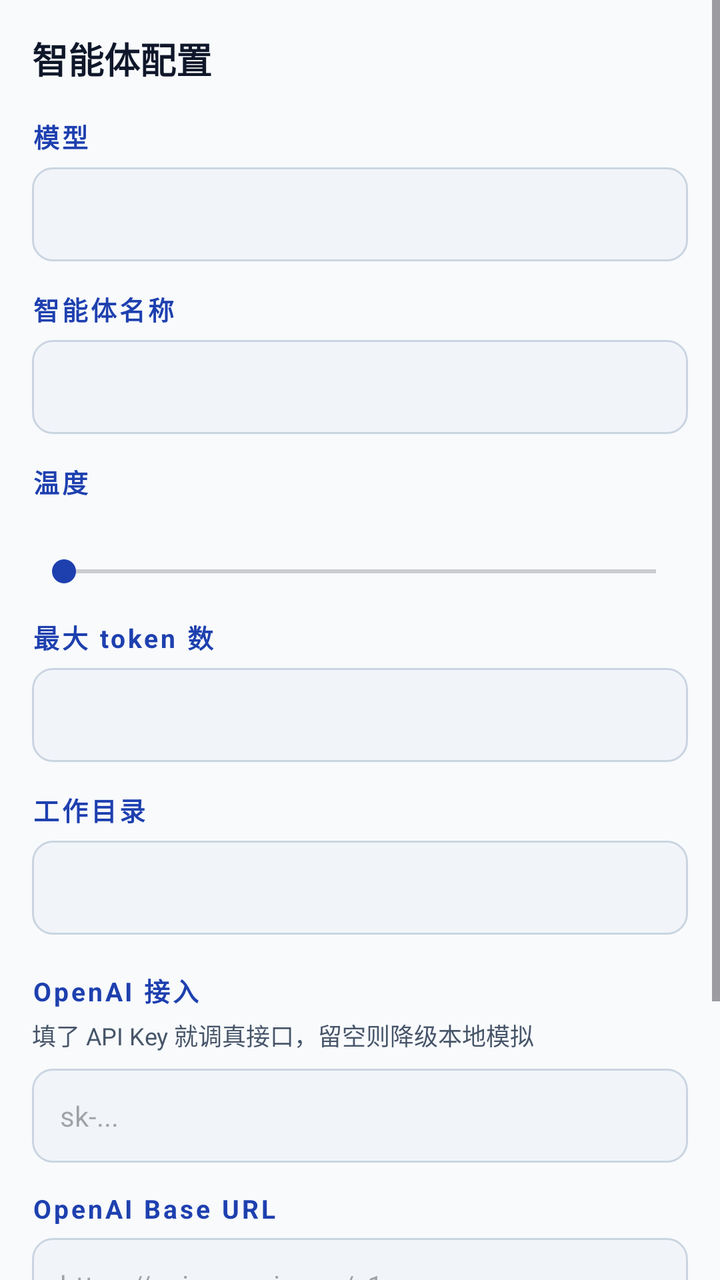
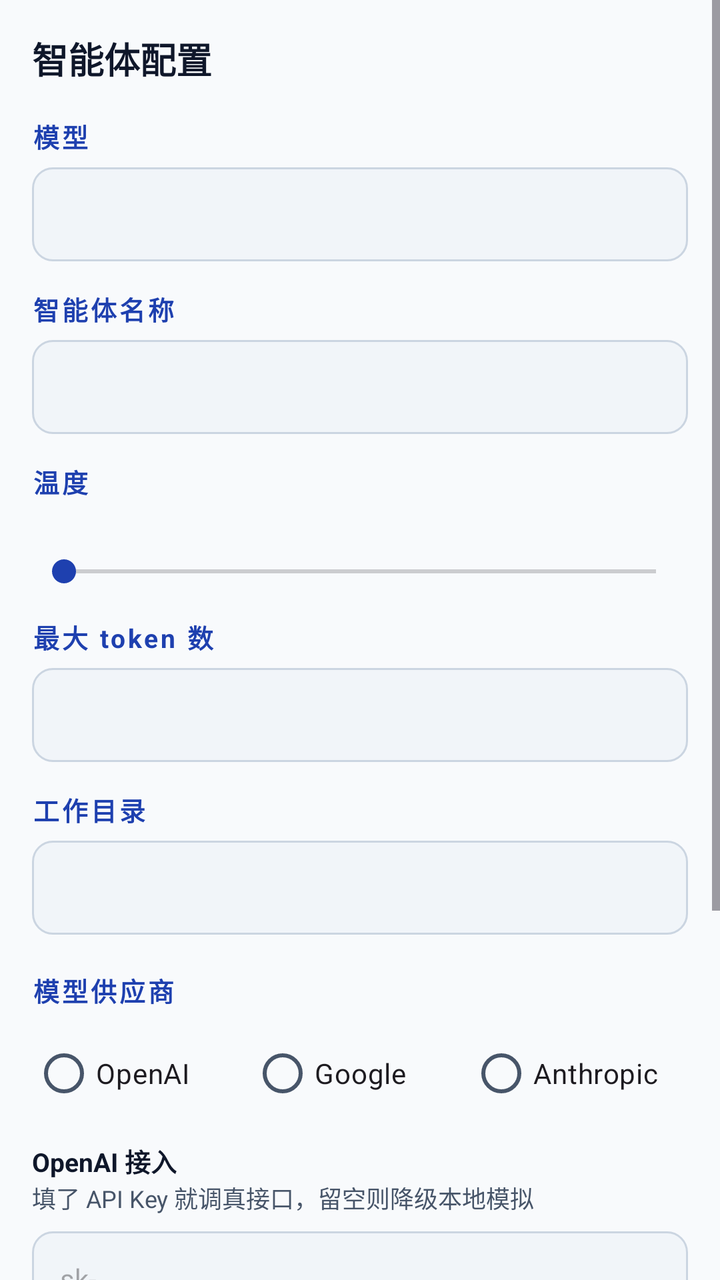

The first picture is an Android layout as it rendered before a commit; the second is the same layout after the commit. The layout source and the unified diff follow.
<!-- AndroidManifest.xml: application theme AppTheme -->
<!-- res/layout/fragment_config.xml -->
<?xml version="1.0" encoding="utf-8"?>
<ScrollView xmlns:android="http://schemas.android.com/apk/res/android"
    xmlns:app="http://schemas.android.com/apk/res-auto"
    android:layout_width="match_parent"
    android:layout_height="match_parent"
    android:background="?android:colorBackground">

    <LinearLayout
        android:layout_width="match_parent"
        android:layout_height="wrap_content"
        android:orientation="vertical"
        android:padding="16dp">

        <TextView
            android:layout_width="match_parent"
            android:layout_height="wrap_content"
            android:text="@string/agent_config"
            android:textSize="18sp"
            android:textStyle="bold"
            android:textColor="?attr/colorOnSurface" />

        <TextView
            android:layout_width="wrap_content"
            android:layout_height="wrap_content"
            android:layout_marginTop="16dp"
            android:text="@string/model"
            style="@style/SectionHeader" />

        <EditText
            android:id="@+id/config_model"
            android:layout_width="match_parent"
            android:layout_height="wrap_content"
            android:layout_marginTop="6dp"
            android:background="@drawable/bg_input"
            android:padding="14dp"
            android:textSize="14sp"
            android:inputType="text"
            android:textColor="?attr/colorOnSurface" />

        <TextView
            android:layout_width="wrap_content"
            android:layout_height="wrap_content"
            android:layout_marginTop="14dp"
            android:text="@string/agent_name"
            style="@style/SectionHeader" />

        <EditText
            android:id="@+id/config_agent"
            android:layout_width="match_parent"
            android:layout_height="wrap_content"
            android:layout_marginTop="6dp"
            android:background="@drawable/bg_input"
            android:padding="14dp"
            android:textSize="14sp"
            android:inputType="text"
            android:textColor="?attr/colorOnSurface" />

        <TextView
            android:layout_width="wrap_content"
            android:layout_height="wrap_content"
            android:layout_marginTop="14dp"
            android:text="@string/temperature"
            style="@style/SectionHeader" />

        <TextView
            android:id="@+id/config_temp_label"
            android:layout_width="wrap_content"
            android:layout_height="wrap_content"
            android:layout_marginTop="4dp"
            android:textSize="12sp"
            android:textColor="?attr/colorOnSurfaceVariant" />

        <SeekBar
            android:id="@+id/config_temp"
            android:layout_width="match_parent"
            android:layout_height="wrap_content"
            android:layout_marginTop="6dp"
            android:max="2000"
            android:progress="0" />

        <TextView
            android:layout_width="wrap_content"
            android:layout_height="wrap_content"
            android:layout_marginTop="14dp"
            android:text="@string/max_tokens"
            style="@style/SectionHeader" />

        <EditText
            android:id="@+id/config_max_tokens"
            android:layout_width="match_parent"
            android:layout_height="wrap_content"
            android:layout_marginTop="6dp"
            android:background="@drawable/bg_input"
            android:padding="14dp"
            android:textSize="14sp"
            android:inputType="number"
            android:textColor="?attr/colorOnSurface" />

        <TextView
            android:layout_width="wrap_content"
            android:layout_height="wrap_content"
            android:layout_marginTop="14dp"
            android:text="@string/workspace"
            style="@style/SectionHeader" />

        <EditText
            android:id="@+id/config_workspace"
            android:layout_width="match_parent"
            android:layout_height="wrap_content"
            android:layout_marginTop="6dp"
            android:background="@drawable/bg_input"
            android:padding="14dp"
            android:textSize="14sp"
            android:inputType="text"
            android:textColor="?attr/colorOnSurface" />

        <TextView
            android:layout_width="wrap_content"
            android:layout_height="wrap_content"
            android:layout_marginTop="18dp"
            android:text="OpenAI 接入"
            style="@style/SectionHeader" />

        <TextView
            android:layout_width="match_parent"
            android:layout_height="wrap_content"
            android:layout_marginTop="4dp"
            android:text="填了 API Key 就调真接口，留空则降级本地模拟"
            android:textSize="12sp"
            android:textColor="?attr/colorOnSurfaceVariant" />

        <EditText
            android:id="@+id/config_openai_key"
            android:layout_width="match_parent"
            android:layout_height="wrap_content"
            android:layout_marginTop="8dp"
            android:background="@drawable/bg_input"
            android:padding="14dp"
            android:textSize="14sp"
            android:inputType="textPassword"
            android:hint="sk-..."
            android:textColor="?attr/colorOnSurface" />

        <TextView
            android:layout_width="wrap_content"
            android:layout_height="wrap_content"
            android:layout_marginTop="14dp"
            android:text="OpenAI Base URL"
            style="@style/SectionHeader" />

        <EditText
            android:id="@+id/config_openai_url"
            android:layout_width="match_parent"
            android:layout_height="wrap_content"
            android:layout_marginTop="6dp"
            android:background="@drawable/bg_input"
            android:padding="14dp"
            android:textSize="14sp"
            android:inputType="textUri"
            android:hint="https://api.openai.com/v1"
            android:textColor="?attr/colorOnSurface" />

        <LinearLayout
            android:layout_width="match_parent"
            android:layout_height="wrap_content"
            android:orientation="horizontal"
            android:layout_marginTop="18dp"
            android:gravity="center_vertical">

            <TextView
                android:layout_width="0dp"
                android:layout_height="wrap_content"
                android:layout_weight="1"
                android:text="@string/auto_commit"
                android:textSize="14sp"
                android:textColor="?attr/colorOnSurface" />

            <com.google.android.material.switchmaterial.SwitchMaterial
                android:id="@+id/config_autocommit"
                android:layout_width="wrap_content"
                android:layout_height="wrap_content" />
        </LinearLayout>

        <com.google.android.material.button.MaterialButton
            android:id="@+id/config_save"
            android:layout_width="match_parent"
            android:layout_height="wrap_content"
            android:layout_marginTop="22dp"
            android:text="@string/save"
            style="@style/Widget.Material3.Button" />

    </LinearLayout>
</ScrollView>
<!-- resources referenced by this layout -->
<resources>
  <!-- drawable bg_input (drawable) -->
  <?xml version="1.0" encoding="utf-8"?>
  <shape xmlns:android="http://schemas.android.com/apk/res/android" android:shape="rectangle">
      <solid android:color="@color/surface_variant" />
      <stroke android:width="1dp" android:color="@color/outline" />
      <corners android:radius="10dp" />
  </shape>
  <string name="agent_config">智能体配置</string>
  <string name="agent_name">智能体名称</string>
  <string name="auto_commit">自动提交</string>
  <string name="max_tokens">最大 token 数</string>
  <string name="model">模型</string>
  <string name="save">保存</string>
  <string name="temperature">温度</string>
  <string name="workspace">工作目录</string>
  <style name="SectionHeader">
          <item name="android:textSize">13sp</item>
          <item name="android:textStyle">bold</item>
          <item name="android:textColor">@color/seed_blue</item>
          <item name="android:letterSpacing">0.1</item>
      </style>
  <style name="AppTheme" parent="Theme.Material3.Light.NoActionBar">
          <item name="colorPrimary">@color/seed_blue</item>
          <item name="colorPrimaryVariant">@color/seed_blue</item>
          <item name="colorOnPrimary">@color/on_primary</item>
          <item name="colorSecondary">@color/seed_blue</item>
          <item name="colorOnSecondary">@color/on_primary</item>
          <item name="android:colorBackground">@color/background</item>
          <item name="colorSurface">@color/surface</item>
          <item name="colorOnSurface">@color/on_surface</item>
          <item name="colorOnSurfaceVariant">@color/on_surface_variant</item>
          <item name="colorOutline">@color/outline</item>
          <item name="colorError">@color/error</item>
          <item name="android:statusBarColor">@color/surface</item>
          <item name="android:windowLightStatusBar">true</item>
          <item name="android:navigationBarColor">@color/surface</item>
      </style>
  <color name="surface_variant">#F1F5F9</color>
  <color name="outline">#CBD5E1</color>
  <color name="seed_blue">#1E40AF</color>
  <color name="on_primary">#FFFFFF</color>
  <color name="background">#F8FAFC</color>
  <color name="surface">#FFFFFF</color>
  <color name="on_surface">#0F172A</color>
  <color name="on_surface_variant">#475569</color>
  <color name="error">#DC2626</color>
</resources>

<!-- the commit's change to res/layout/fragment_config.xml (unified diff, before → after) -->
@@ -118,47 +118,149 @@
             android:layout_width="wrap_content"
             android:layout_height="wrap_content"
             android:layout_marginTop="18dp"
-            android:text="OpenAI 接入"
-            style="@style/SectionHeader" />
-
-        <TextView
-            android:layout_width="match_parent"
-            android:layout_height="wrap_content"
-            android:layout_marginTop="4dp"
-            android:text="填了 API Key 就调真接口，留空则降级本地模拟"
-            android:textSize="12sp"
-            android:textColor="?attr/colorOnSurfaceVariant" />
-
-        <EditText
-            android:id="@+id/config_openai_key"
-            android:layout_width="match_parent"
-            android:layout_height="wrap_content"
-            android:layout_marginTop="8dp"
-            android:background="@drawable/bg_input"
-            android:padding="14dp"
-            android:textSize="14sp"
-            android:inputType="textPassword"
-            android:hint="sk-..."
-            android:textColor="?attr/colorOnSurface" />
-
-        <TextView
-            android:layout_width="wrap_content"
-            android:layout_height="wrap_content"
-            android:layout_marginTop="14dp"
-            android:text="OpenAI Base URL"
-            style="@style/SectionHeader" />
-
-        <EditText
-            android:id="@+id/config_openai_url"
-            android:layout_width="match_parent"
-            android:layout_height="wrap_content"
-            android:layout_marginTop="6dp"
-            android:background="@drawable/bg_input"
-            android:padding="14dp"
-            android:textSize="14sp"
-            android:inputType="textUri"
-            android:hint="https://api.openai.com/v1"
-            android:textColor="?attr/colorOnSurface" />
+            android:text="模型供应商"
+            style="@style/SectionHeader" />
+
+        <LinearLayout
+            android:layout_width="match_parent"
+            android:layout_height="wrap_content"
+            android:orientation="horizontal"
+            android:layout_marginTop="8dp">
+
+            <RadioButton
+                android:id="@+id/config_provider_openai"
+                android:layout_width="0dp"
+                android:layout_height="wrap_content"
+                android:layout_weight="1"
+                android:text="OpenAI" />
+
+            <RadioButton
+                android:id="@+id/config_provider_google"
+                android:layout_width="0dp"
+                android:layout_height="wrap_content"
+                android:layout_weight="1"
+                android:text="Google" />
+
+            <RadioButton
+                android:id="@+id/config_provider_anthropic"
+                android:layout_width="0dp"
+                android:layout_height="wrap_content"
+                android:layout_weight="1"
+                android:text="Anthropic" />
+        </LinearLayout>
+
+        <LinearLayout
+            android:id="@+id/config_provider_openai_group"
+            android:layout_width="match_parent"
+            android:layout_height="wrap_content"
+            android:orientation="vertical"
+            android:layout_marginTop="10dp">
+
+            <TextView
+                android:layout_width="wrap_content"
+                android:layout_height="wrap_content"
+                android:text="OpenAI 接入"
+                android:textSize="13sp"
+                android:textStyle="bold"
+                android:textColor="?attr/colorOnSurface" />
+
+            <TextView
+                android:layout_width="match_parent"
+                android:layout_height="wrap_content"
+                android:text="填了 API Key 就调真接口，留空则降级本地模拟"
+                android:textSize="12sp"
+                android:textColor="?attr/colorOnSurfaceVariant" />
+
+            <EditText
+                android:id="@+id/config_openai_key"
+                android:layout_width="match_parent"
+                android:layout_height="wrap_content"
+                android:layout_marginTop="8dp"
+                android:background="@drawable/bg_input"
+                android:padding="14dp"
+                android:textSize="14sp"
+                android:inputType="textPassword"
+                android:hint="sk-..."
+                android:textColor="?attr/colorOnSurface" />
+
+            <TextView
+                android:layout_width="match_parent"
+                android:layout_height="wrap_content"
+                android:layout_marginTop="10dp"
+                android:text="Base URL（可指向 OpenAI 兼容接口）"
+                android:textSize="12sp"
+                android:textColor="?attr/colorOnSurfaceVariant" />
+
+            <EditText
+                android:id="@+id/config_openai_url"
+                android:layout_width="match_parent"
+                android:layout_height="wrap_content"
+                android:layout_marginTop="10dp"
+                android:background="@drawable/bg_input"
+                android:padding="14dp"
+                android:textSize="14sp"
+                android:inputType="textUri"
+                android:hint="https://api.openai.com/v1"
+                android:textColor="?attr/colorOnSurface" />
+        </LinearLayout>
+
+        <LinearLayout
+            android:id="@+id/config_provider_google_group"
+            android:layout_width="match_parent"
+            android:layout_height="wrap_content"
+            android:orientation="vertical"
+            android:visibility="gone"
+            android:layout_marginTop="10dp">
+
+            <TextView
+                android:layout_width="match_parent"
+                android:layout_height="wrap_content"
+                android:text="Google 接入（Gemini）"
+                android:textSize="13sp"
+                android:textStyle="bold"
+                android:textColor="?attr/colorOnSurface" />
+
+            <EditText
+                android:id="@+id/config_google_key"
+                android:layout_width="match_parent"
+                android:layout_height="wrap_content"
+                android:layout_marginTop="8dp"
+                android:background="@drawable/bg_input"
+                android:padding="14dp"
+                android:textSize="14sp"
+                android:inputType="textPassword"
+                android:hint="AIza..."
+                android:textColor="?attr/colorOnSurface" />
+        </LinearLayout>
+
+        <LinearLayout
+            android:id="@+id/config_provider_anthropic_group"
+            android:layout_width="match_parent"
+            android:layout_height="wrap_content"
+            android:orientation="vertical"
+            android:visibility="gone"
+            android:layout_marginTop="10dp">
+
+            <TextView
+                android:layout_width="match_parent"
+                android:layout_height="wrap_content"
+                android:text="Anthropic 接入（Claude）"
+                android:textSize="13sp"
+                android:textStyle="bold"
+                android:textColor="?attr/colorOnSurface" />
+
+            <EditText
+                android:id="@+id/config_anthropic_key"
+                android:layout_width="match_parent"
+                android:layout_height="wrap_content"
+                android:layout_marginTop="8dp"
+                android:background="@drawable/bg_input"
+                android:padding="14dp"
+                android:textSize="14sp"
+                android:inputType="textPassword"
+                android:hint="sk-ant-..."
+                android:textColor="?attr/colorOnSurface" />
+        </LinearLayout>
 
         <LinearLayout
             android:layout_width="match_parent"
